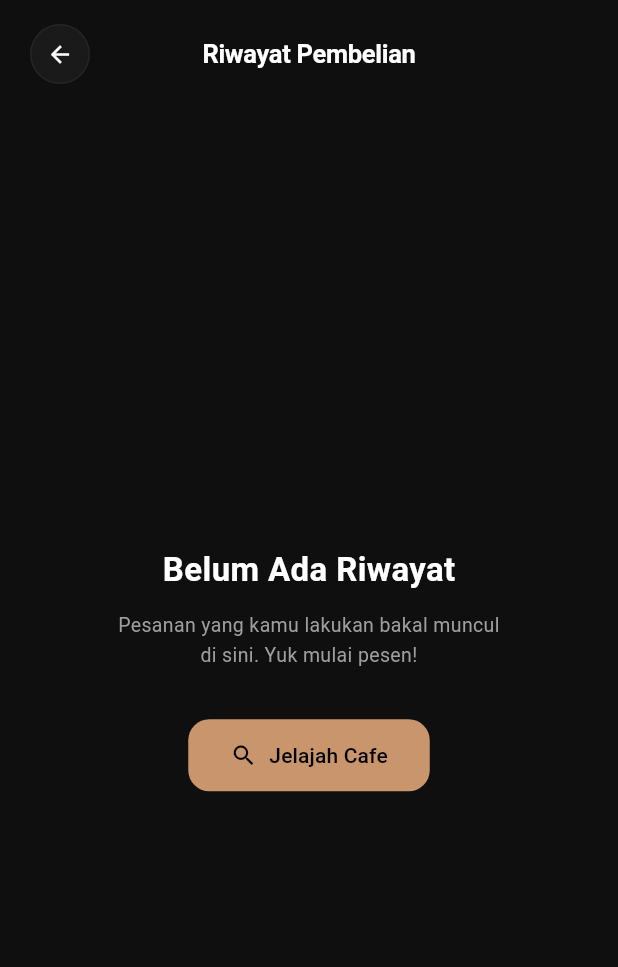
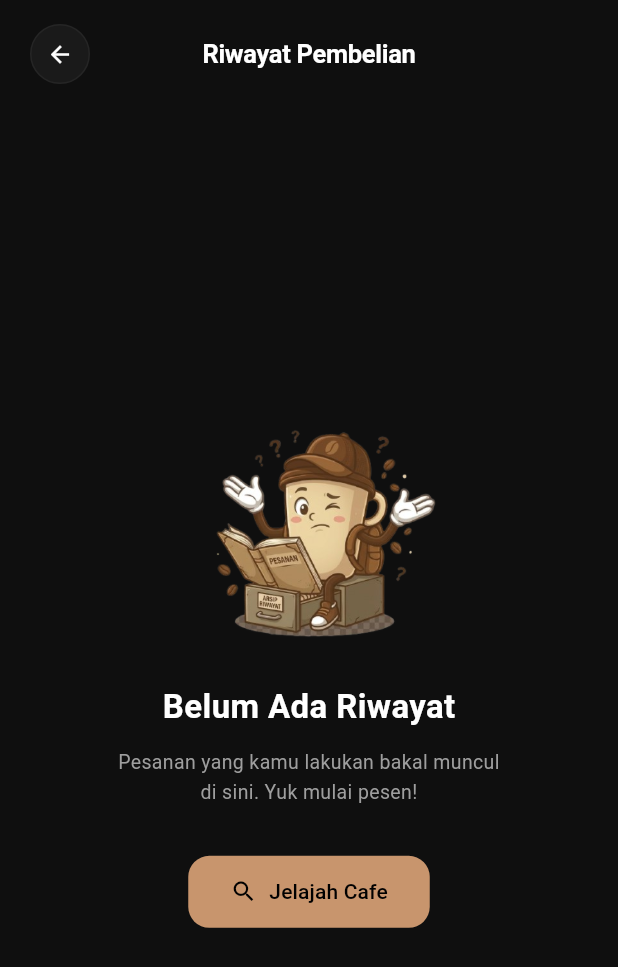
Before and after one commit to limul-ert/Ngopiyuk, a Flutter app: the OrderHistoryPage screen opened directly, on a phone screen of 412 x 824 dp. Shown: the top 967 px of the screen. Run offline on Flutter 3.47's test engine with Material 3 defaults, Android fonts, the phone set to English and light mode, and no system bars; our stand-ins replace image_picker, shared_preferences; accounts and stored records are empty; network calls fail.

Commit message:
tambah mascot riwayat dan pencarian

```diff
--- a/lib/pages/order_history_page.dart
+++ b/lib/pages/order_history_page.dart
@@ -2,13 +2,14 @@ import 'package:flutter/material.dart';
 import 'package:provider/provider.dart';
 import '../models/order.dart';
 import '../providers/cart_provider.dart';
+import '../widgets/mascot_empty.dart';
 import 'order_detail_page.dart';
 
 class OrderHistoryPage extends StatelessWidget {
   const OrderHistoryPage({super.key});
 
   static const Color primaryColor = Color(0xFFC8956D);
-  static const Color bgColor = Color(0xFF0F0F0F); // ← ✅ SAMAKAN
+  static const Color bgColor = Color(0xFF0F0F0F);
   static const Color cardColor = Color(0xFF1A1A1A);
   static const Color dividerColor = Color(0xFF252525);
 
@@ -82,6 +83,9 @@ class OrderHistoryPage extends StatelessWidget {
     );
   }
 
+  // ============================================
+  // EMPTY STATE — pakai maskot riwayat
+  // ============================================
   Widget _buildEmptyState(BuildContext context) {
     return Center(
       child: Padding(
@@ -89,6 +93,14 @@ class OrderHistoryPage extends StatelessWidget {
         child: Column(
           mainAxisAlignment: MainAxisAlignment.center,
           children: [
+            // ← ✅ MASKOT RIWAYAT
+            const MascotEmpty(
+              imagePath: 'assets/images/mascot/mascot_riwayat.png',
+              width: 290,
+            ),
+
+            const SizedBox(height: 24),
+
             const Text(
               'Belum Ada Riwayat',
               style: TextStyle(
@@ -137,7 +149,7 @@ class OrderHistoryPage extends StatelessWidget {
 
   Widget _buildOrderList(BuildContext context, List<Order> orders) {
     return ListView.builder(
-      padding: const EdgeInsets.fromLTRB(20, 8, 20, 120), // ← ✅ padding bottom
+      padding: const EdgeInsets.fromLTRB(20, 8, 20, 120),
       itemCount: orders.length,
       itemBuilder: (context, index) {
         final order = orders[index];
--- /dev/null
+++ b/lib/widgets/mascot_empty.dart
@@ -0,0 +1,64 @@
+import 'package:flutter/material.dart';
+
+// ============================================
+// MASKOT EMPTY STATE — reusable widget
+// Bisa custom gambar per halaman
+// ============================================
+class MascotEmpty extends StatefulWidget {
+  final String imagePath;
+  final double width;
+
+  const MascotEmpty({
+    super.key,
+    required this.imagePath,
+    this.width = 180,
+  });
+
+  @override
+  State<MascotEmpty> createState() => _MascotEmptyState();
+}
+
+class _MascotEmptyState extends State<MascotEmpty>
+    with SingleTickerProviderStateMixin {
+  late final AnimationController _bobController;
+
+  @override
+  void initState() {
+    super.initState();
+    _bobController = AnimationController(
+      vsync: this,
+      duration: const Duration(milliseconds: 1600),
+    )..repeat(reverse: true);
+  }
+
+  @override
+  void dispose() {
+    _bobController.dispose();
+    super.dispose();
+  }
+
+  @override
+  Widget build(BuildContext context) {
+    return AnimatedBuilder(
+      animation: _bobController,
+      builder: (context, _) {
+        // Bob naik-turun halus
+        final bob = _bobController.value * 10 - 5;
+
+        return Transform.translate(
+          offset: Offset(0, bob),
+          child: Image.asset(
+            widget.imagePath,
+            width: widget.width,
+            fit: BoxFit.contain,
+            errorBuilder: (context, error, stackTrace) => Icon(
+              Icons.image_not_supported_outlined,
+              size: widget.width * 0.5,
+              color: Colors.grey,
+            ),
+          ),
+        );
+      },
+    );
+  }
+}
```
Also changed, not shown: lib/pages/search_page.dart (+29 -20 lines), assets/images/mascot/mascot_penelusuran.png (added), assets/images/mascot/mascot_riwayat.png (added).
